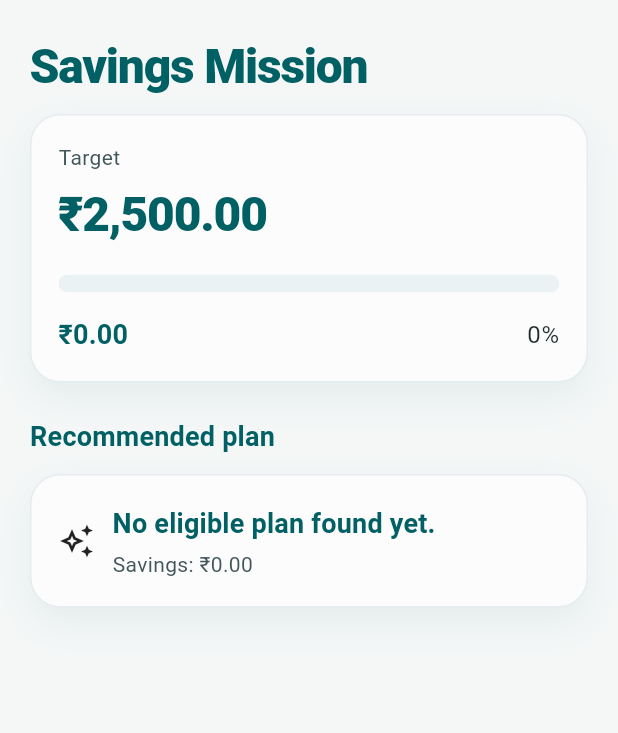
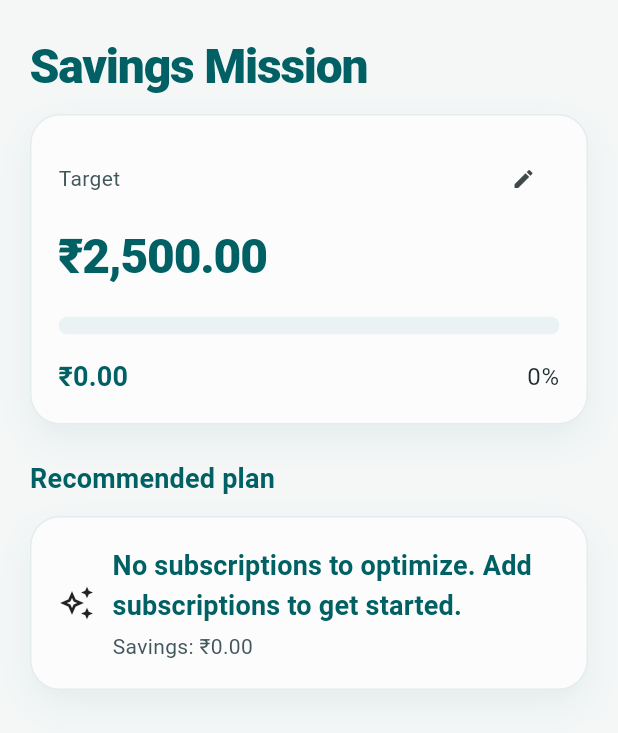
Before and after one commit to Vivek-debug-tech/trimly, a Flutter app: the SavingsMissionScreen screen opened by its route, on a phone screen of 412 x 824 dp. Shown: the top 733 px of the screen. Run offline on Flutter 3.47's test engine with Material 3 defaults, Android fonts, the phone set to English and light mode, and no system bars; our stand-ins replace flutter_riverpod, hive, hive_flutter, shared_preferences; missing offline and left inert: purchases_flutter; accounts and stored records are empty.

Commit message:
feat: connect Savings Mission to persisted data

```diff
--- a/lib/features/savings_mission/savings_mission_screen.dart
+++ b/lib/features/savings_mission/savings_mission_screen.dart
@@ -1,28 +1,72 @@
 import 'package:flutter/material.dart';
 import 'package:flutter_riverpod/flutter_riverpod.dart';
+import 'package:trimly/core/enums/currency.dart';
 import 'package:trimly/core/utils/currency_formatter.dart';
 import 'package:trimly/domain/engines/optimizer_service.dart';
-import 'package:trimly/features/shared/demo_data.dart';
 import 'package:trimly/features/shared/trimly_components.dart';
+import 'package:trimly/services/subscriptions/subscription_provider.dart';
+import 'package:trimly/services/user_settings/savings_target_provider.dart';
 import 'package:trimly/services/user_settings/user_settings_provider.dart';
 
 class SavingsMissionScreen extends ConsumerWidget {
   const SavingsMissionScreen({super.key});
 
+  Future<void> _editTarget(BuildContext context, WidgetRef ref, double currentTarget, Currency currency) async {
+    final controller = TextEditingController(text: currentTarget.toStringAsFixed(0));
+    final newTarget = await showDialog<double>(
+      context: context,
+      builder: (ctx) => AlertDialog(
+        title: const Text('Edit Target'),
+        content: TextField(
+          controller: controller,
+          keyboardType: const TextInputType.numberWithOptions(decimal: true),
+          decoration: InputDecoration(
+            labelText: 'Monthly Savings Target',
+            prefixText: currency.symbol,
+          ),
+        ),
+        actions: [
+          TextButton(
+            onPressed: () => Navigator.of(ctx).pop(),
+            child: const Text('Cancel'),
+          ),
+          ElevatedButton(
+            onPressed: () {
+              final value = double.tryParse(controller.text);
+              if (value != null && value > 0 && !value.isNaN) {
+                Navigator.of(ctx).pop(value);
+              }
+            },
+            child: const Text('Save'),
+          ),
+        ],
+      ),
+    );
+    if (newTarget != null && newTarget > 0) {
+      ref.read(savingsTargetProvider.notifier).setTarget(newTarget);
+    }
+  }
+
   @override
   Widget build(BuildContext context, WidgetRef ref) {
     final settingsAsync = ref.watch(userSettingsProvider);
+    final targetAsync = ref.watch(savingsTargetProvider);
+    final subscriptions = ref.watch(subscriptionProvider);
 
     return settingsAsync.when(
-      data: (settings) {
-        final subscriptions = demoSubscriptions(currency: settings.currency);
+      data: (settings) => targetAsync.when(
+        data: (target) {
           final optimizerResult = OptimizerService().optimize(
             subscriptions: subscriptions,
-          target: demoSavingsTarget,
+            target: target,
           );
-        final target = optimizerResult.target;
           final saved = optimizerResult.recommendedPlan?.monthlySavings ?? 0.0;
-        final planNames = optimizerResult.recommendedPlan?.explanation.selectedSubscriptionNames ?? const [];
+          final planNames =
+              optimizerResult
+                  .recommendedPlan
+                  ?.explanation
+                  .selectedSubscriptionNames ??
+              const [];
           final percent = target <= 0 ? 0.0 : (saved / target).clamp(0.0, 1.0);
 
           return Scaffold(
@@ -42,9 +86,20 @@ class SavingsMissionScreen extends ConsumerWidget {
                       child: Column(
                         crossAxisAlignment: CrossAxisAlignment.start,
                         children: [
+                          Row(
+                            mainAxisAlignment: MainAxisAlignment.spaceBetween,
+                            children: [
                               Text(
                                 'Target',
                                 style: Theme.of(context).textTheme.bodyMedium,
+                              ),
+                              IconButton(
+                                icon: const Icon(Icons.edit, size: 16),
+                                onPressed: () => _editTarget(context, ref, target, settings.currency),
+                                constraints: const BoxConstraints(),
+                                padding: EdgeInsets.zero,
+                              ),
+                            ],
                           ),
                           const SizedBox(height: 8),
                           Text(
@@ -61,7 +116,8 @@ class SavingsMissionScreen extends ConsumerWidget {
                                     value: percent,
                                     minHeight: 12,
                                     backgroundColor: const Color(0xFFEAF2F3),
-                                  valueColor: const AlwaysStoppedAnimation<Color>(
+                                    valueColor:
+                                        const AlwaysStoppedAnimation<Color>(
                                           Color(0xFF006064),
                                         ),
                                   ),
@@ -74,7 +130,10 @@ class SavingsMissionScreen extends ConsumerWidget {
                             mainAxisAlignment: MainAxisAlignment.spaceBetween,
                             children: [
                               Text(
-                              CurrencyFormatter.format(saved, settings.currency),
+                                CurrencyFormatter.format(
+                                  saved,
+                                  settings.currency,
+                                ),
                                 style: Theme.of(context).textTheme.titleMedium,
                               ),
                               Text(
@@ -102,9 +161,11 @@ class SavingsMissionScreen extends ConsumerWidget {
                               crossAxisAlignment: CrossAxisAlignment.start,
                               children: [
                                 Text(
-                                planNames.isEmpty
+                                  subscriptions.isEmpty
+                                      ? 'No subscriptions to optimize. Add subscriptions to get started.'
+                                      : (planNames.isEmpty
                                           ? 'No eligible plan found yet.'
-                                    : planNames.join(' + '),
+                                          : planNames.join(' + ')),
                                   style: Theme.of(context).textTheme.titleMedium,
                                 ),
                                 const SizedBox(height: 4),
@@ -124,8 +185,11 @@ class SavingsMissionScreen extends ConsumerWidget {
             ),
           );
         },
-      loading: () => const Center(child: CircularProgressIndicator()),
-      error: (error, stack) => Center(child: Text('Unable to load savings mission: $error')),
+        loading: () => const Scaffold(body: Center(child: CircularProgressIndicator())),
+        error: (error, stack) => Scaffold(body: Center(child: Text('Unable to load target: $error'))),
+      ),
+      loading: () => const Scaffold(body: Center(child: CircularProgressIndicator())),
+      error: (error, stack) => Scaffold(body: Center(child: Text('Unable to load settings: $error'))),
     );
   }
 }
```
Lines whose indentation alone changed are shown as unchanged.
